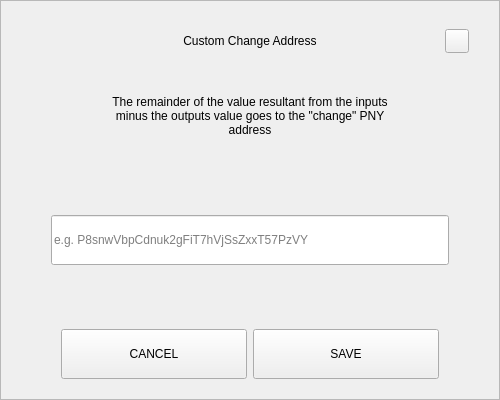
AltcoinBaggins/lil, file src/qt/pivx/forms/sendchangeaddressdialog.ui: the form before one commit.
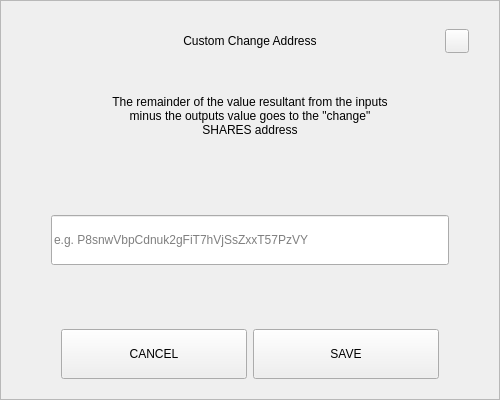
The form after the commit.

Commit message: Update branding to SHARES

Diff of the .ui file:
```diff
--- a/src/qt/pivx/forms/sendchangeaddressdialog.ui
+++ b/src/qt/pivx/forms/sendchangeaddressdialog.ui
@@ -164,7 +164,7 @@
          </size>
         </property>
         <property name="text">
-         <string>The remainder of the value resultant from the inputs minus the outputs value goes to the &quot;change&quot; PNY address</string>
+         <string>The remainder of the value resultant from the inputs minus the outputs value goes to the &quot;change&quot; SHARES address</string>
         </property>
         <property name="alignment">
          <set>Qt::AlignCenter</set>
```
The commit also changes 657 other files.
